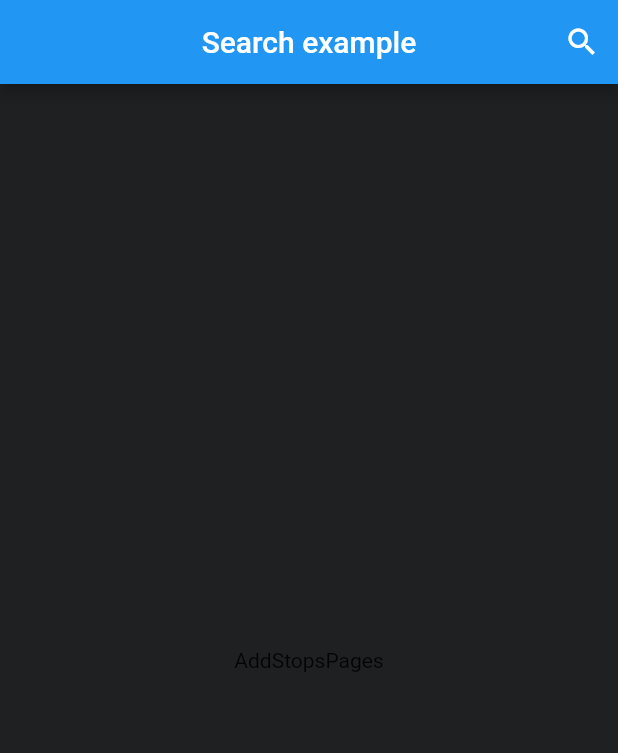
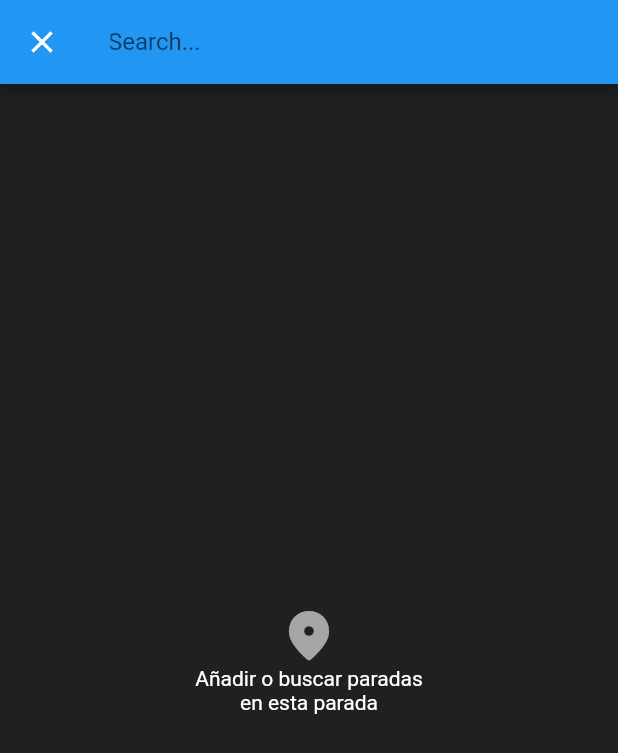
Before and after one commit to lrlucas/flutter_road_circuit, a Flutter app: the AddStopsPage screen opened by its route, on a phone screen of 412 x 824 dp. Shown: the top 753 px of the screen. Run offline on Flutter 3.47's test engine with Material 2 defaults, Android fonts, the phone set to English and light mode, and no system bars; our stand-ins replace google_maps_flutter.

Commit message:
added appbar and conditional widget when searching input is focus

```diff
--- a/lib/pages/add_stops_page.dart
+++ b/lib/pages/add_stops_page.dart
@@ -20,60 +20,104 @@ class _AddStopsPageState extends State<AddStopsPage> {
   Icon _searchIcon = Icon(Icons.search);
 
   Widget _appBarTitle = Text('Search example');
+  bool searchInputFocus = false;
+
 
   @override
-  Widget build(BuildContext context) {
-    final size = MediaQuery.of(context).size;
+  void initState() {
+    // TODO: implement initState
+    super.initState();
+    this._appBarTitle = TextField(
+            autofocus: true,
+            controller: _filter,
+            decoration: InputDecoration(
+              hintText: 'Search...'
+            ),
+          );
+
+    this._searchIcon = Icon(Icons.close);
+    this.searchInputFocus = true;
+  }
+  @override
+  void dispose() {
+    // TODO: implement dispose
+    super.dispose();
+    this._filter.dispose();
+  }
 
 
 
 
   void _searchPresed() {
-
     setState(() {
       if (this._searchIcon.icon == Icons.search) {
         this._searchIcon = Icon(Icons.close);
         this._appBarTitle = TextField(
+          autofocus: true,
           controller: _filter,
-            decoration: InputDecoration(
-              prefixIcon: Icon(Icons.search),
-              hintText: 'Search...'
-            ),
+          decoration: InputDecoration(hintText: 'Search...'),
         );
       } else {
         this._searchIcon = Icon(Icons.search);
         this._appBarTitle = Text('Search Example');
-
+        this.searchInputFocus = false;
       }
     });
-
   }
 
-    Widget _buildCustomAppBar(BuildContext context){
+  Widget _buildCustomAppBar(BuildContext context) {
     return AppBar(
       centerTitle: true,
       title: _appBarTitle,
       automaticallyImplyLeading: false,
-        // leading: IconButton(
-        //   icon: _searchIcon,
-        //   onPressed: _searchPresed,
-        // ),
-        actions: [
-          IconButton(
+      leading: IconButton(
         icon: _searchIcon,
         onPressed: _searchPresed,
-          )
-        ],
+      ),
     );
   }
+
+  @override
+  Widget build(BuildContext context) {
+    final size = MediaQuery.of(context).size;
 
     return Scaffold(
         backgroundColor: Theme.of(context).backgroundColor,
         appBar: _buildCustomAppBar(context),
         resizeToAvoidBottomInset: true,
         body: Center(
-          child: Text('AddStopsPages'),
+          child:  this.searchInputFocus ? Column(
+            mainAxisAlignment: MainAxisAlignment.center,
+            children: [
+              Icon(
+                Icons.location_on_rounded,
+                size: 40.0,
+              ),
+              Container(
+                width: 160.0,
+                child: Column(
+                  mainAxisAlignment: MainAxisAlignment.center,
+                  children: [
+                    Text(
+                      'Añadir o buscar paradas',
+                      maxLines: 4,
+                      overflow: TextOverflow.ellipsis,
+                      style: TextStyle(
+                        color: Colors.white
+                      ),
+                    ),
+                    Text(
+                      'en esta parada',
+                      style: TextStyle(
+                        color: Colors.white
                       )
-    );
+                    )
+                  ],
+                )
+              ),
+            ],
+          ) : Text('NASHE')
+
+        ));
   }
 }
```
Lines whose indentation alone changed are shown as unchanged.
